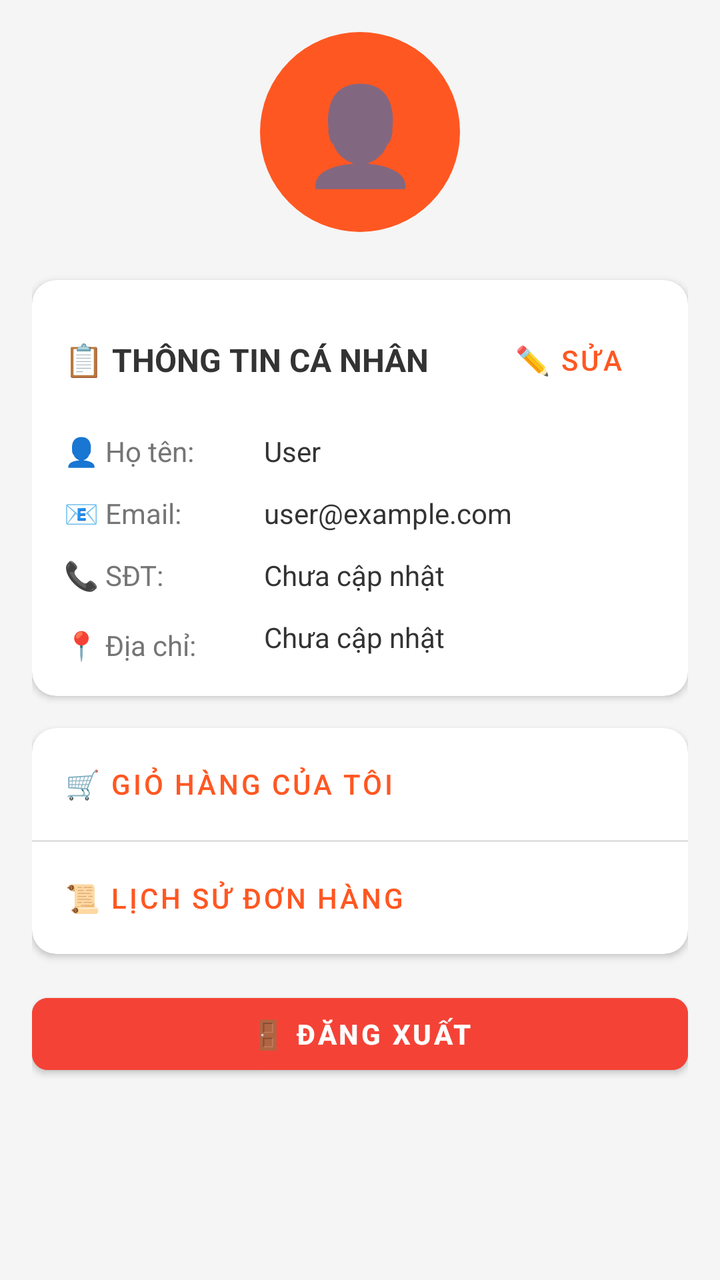
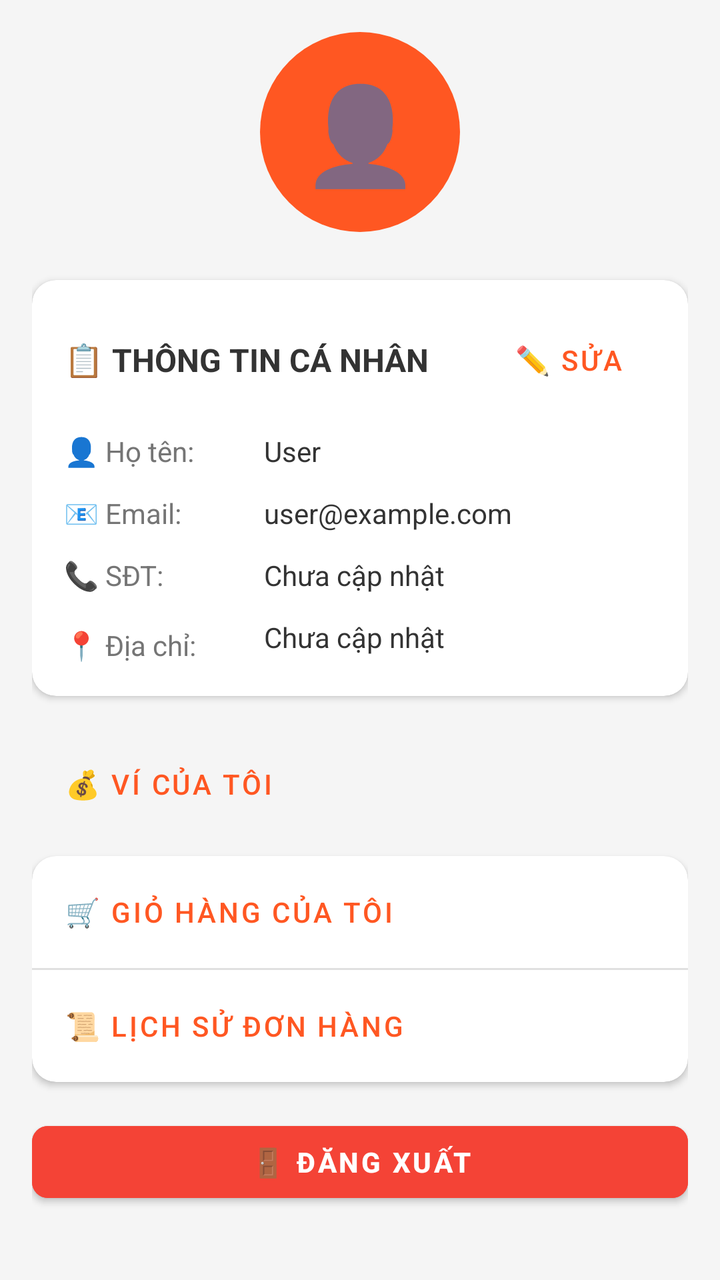

Screens rendered from an Android XML layout before and after an edit, with the pre-edit source and the edit as a unified diff.
<!-- AndroidManifest.xml: application theme Theme.FoodOrder -->
<!-- res/layout/fragment_profile.xml -->
<?xml version="1.0" encoding="utf-8"?>
<ScrollView xmlns:android="http://schemas.android.com/apk/res/android"
    xmlns:app="http://schemas.android.com/apk/res-auto"
    android:layout_width="match_parent"
    android:layout_height="match_parent"
    android:background="#F5F5F5">

    <LinearLayout
        android:layout_width="match_parent"
        android:layout_height="wrap_content"
        android:orientation="vertical"
        android:padding="16dp">

        
        <FrameLayout
            android:layout_width="match_parent"
            android:layout_height="wrap_content"
            android:layout_marginBottom="24dp">

            <View
                android:layout_width="100dp"
                android:layout_height="100dp"
                android:layout_gravity="center"
                android:background="@drawable/bg_avatar"
                android:backgroundTint="#FF5722" />

            <TextView
                android:layout_width="100dp"
                android:layout_height="100dp"
                android:layout_gravity="center"
                android:text="👤"
                android:textSize="48sp"
                android:gravity="center" />
        </FrameLayout>

        
        <androidx.cardview.widget.CardView
            android:layout_width="match_parent"
            android:layout_height="wrap_content"
            android:layout_marginBottom="16dp"
            app:cardCornerRadius="12dp"
            app:cardElevation="2dp">

            <LinearLayout
                android:layout_width="match_parent"
                android:layout_height="wrap_content"
                android:orientation="vertical"
                android:padding="16dp">

                
                <LinearLayout
                    android:layout_width="match_parent"
                    android:layout_height="wrap_content"
                    android:orientation="horizontal"
                    android:gravity="center_vertical"
                    android:layout_marginBottom="12dp">

                    <TextView
                        android:layout_width="0dp"
                        android:layout_height="wrap_content"
                        android:layout_weight="1"
                        android:text="📋 THÔNG TIN CÁ NHÂN"
                        android:textSize="16sp"
                        android:textStyle="bold"
                        android:textColor="#333333" />

                    <Button
                        android:id="@+id/btnEditProfile"
                        style="?attr/borderlessButtonStyle"
                        android:layout_width="wrap_content"
                        android:layout_height="wrap_content"
                        android:text="✏️ Sửa"
                        android:textColor="#FF5722" />
                </LinearLayout>

                
                <LinearLayout
                    android:layout_width="match_parent"
                    android:layout_height="wrap_content"
                    android:orientation="horizontal"
                    android:gravity="center_vertical"
                    android:layout_marginBottom="12dp">

                    <TextView
                        android:layout_width="100dp"
                        android:layout_height="wrap_content"
                        android:text="👤 Họ tên:"
                        android:textSize="14sp"
                        android:textColor="#757575" />

                    <FrameLayout
                        android:layout_width="0dp"
                        android:layout_height="wrap_content"
                        android:layout_weight="1">

                        <TextView
                            android:id="@+id/tvUsername"
                            android:layout_width="match_parent"
                            android:layout_height="wrap_content"
                            android:text="User"
                            android:textSize="14sp"
                            android:textColor="#333333" />

                        <EditText
                            android:id="@+id/etUsername"
                            android:layout_width="match_parent"
                            android:layout_height="wrap_content"
                            android:textSize="14sp"
                            android:padding="4dp"
                            android:background="@android:drawable/edit_text"
                            android:visibility="gone" />
                    </FrameLayout>
                </LinearLayout>

                
                <LinearLayout
                    android:layout_width="match_parent"
                    android:layout_height="wrap_content"
                    android:orientation="horizontal"
                    android:gravity="center_vertical"
                    android:layout_marginBottom="12dp">

                    <TextView
                        android:layout_width="100dp"
                        android:layout_height="wrap_content"
                        android:text="📧 Email:"
                        android:textSize="14sp"
                        android:textColor="#757575" />

                    <FrameLayout
                        android:layout_width="0dp"
                        android:layout_height="wrap_content"
                        android:layout_weight="1">

                        <TextView
                            android:id="@+id/tvEmail"
                            android:layout_width="match_parent"
                            android:layout_height="wrap_content"
                            android:text="user@example.com"
                            android:textSize="14sp"
                            android:textColor="#333333" />

                        <EditText
                            android:id="@+id/etEmail"
                            android:layout_width="match_parent"
                            android:layout_height="wrap_content"
                            android:textSize="14sp"
                            android:inputType="textEmailAddress"
                            android:padding="4dp"
                            android:background="@android:drawable/edit_text"
                            android:visibility="gone" />
                    </FrameLayout>
                </LinearLayout>

                
                <LinearLayout
                    android:layout_width="match_parent"
                    android:layout_height="wrap_content"
                    android:orientation="horizontal"
                    android:gravity="center_vertical"
                    android:layout_marginBottom="12dp">

                    <TextView
                        android:layout_width="100dp"
                        android:layout_height="wrap_content"
                        android:text="📞 SĐT:"
                        android:textSize="14sp"
                        android:textColor="#757575" />

                    <FrameLayout
                        android:layout_width="0dp"
                        android:layout_height="wrap_content"
                        android:layout_weight="1">

                        <TextView
                            android:id="@+id/tvPhone"
                            android:layout_width="match_parent"
                            android:layout_height="wrap_content"
                            android:text="Chưa cập nhật"
                            android:textSize="14sp"
                            android:textColor="#333333" />

                        <EditText
                            android:id="@+id/etPhone"
                            android:layout_width="match_parent"
                            android:layout_height="wrap_content"
                            android:textSize="14sp"
                            android:inputType="phone"
                            android:padding="4dp"
                            android:background="@android:drawable/edit_text"
                            android:visibility="gone" />
                    </FrameLayout>
                </LinearLayout>

                
                <LinearLayout
                    android:layout_width="match_parent"
                    android:layout_height="wrap_content"
                    android:orientation="horizontal"
                    android:gravity="top">

                    <TextView
                        android:layout_width="100dp"
                        android:layout_height="wrap_content"
                        android:text="📍 Địa chỉ:"
                        android:textSize="14sp"
                        android:textColor="#757575"
                        android:layout_marginTop="4dp" />

                    <FrameLayout
                        android:layout_width="0dp"
                        android:layout_height="wrap_content"
                        android:layout_weight="1">

                        <TextView
                            android:id="@+id/tvAddress"
                            android:layout_width="match_parent"
                            android:layout_height="wrap_content"
                            android:text="Chưa cập nhật"
                            android:textSize="14sp"
                            android:textColor="#333333" />

                        <EditText
                            android:id="@+id/etAddress"
                            android:layout_width="match_parent"
                            android:layout_height="wrap_content"
                            android:textSize="14sp"
                            android:minLines="2"
                            android:gravity="top"
                            android:inputType="textMultiLine"
                            android:padding="4dp"
                            android:background="@android:drawable/edit_text"
                            android:visibility="gone" />
                    </FrameLayout>
                </LinearLayout>

                
                <LinearLayout
                    android:id="@+id/layoutSaveCancel"
                    android:layout_width="match_parent"
                    android:layout_height="wrap_content"
                    android:orientation="horizontal"
                    android:layout_marginTop="16dp"
                    android:visibility="gone">

                    <Button
                        android:id="@+id/btnCancelEdit"
                        style="?attr/borderlessButtonStyle"
                        android:layout_width="0dp"
                        android:layout_height="wrap_content"
                        android:layout_weight="1"
                        android:text="Hủy"
                        android:textColor="#757575" />

                    <Button
                        android:id="@+id/btnSaveProfile"
                        android:layout_width="0dp"
                        android:layout_height="wrap_content"
                        android:layout_weight="1"
                        android:text="Lưu"
                        android:textColor="#FFFFFF"
                        android:backgroundTint="#FF5722"
                        app:cornerRadius="8dp" />
                </LinearLayout>

            </LinearLayout>
        </androidx.cardview.widget.CardView>

        
        <androidx.cardview.widget.CardView
            android:layout_width="match_parent"
            android:layout_height="wrap_content"
            android:layout_marginBottom="16dp"
            app:cardCornerRadius="12dp"
            app:cardElevation="2dp">

            <LinearLayout
                android:layout_width="match_parent"
                android:layout_height="wrap_content"
                android:orientation="vertical">

                <Button
                    android:id="@+id/btnCart"
                    style="?attr/borderlessButtonStyle"
                    android:layout_width="match_parent"
                    android:layout_height="56dp"
                    android:text="🛒 Giỏ hàng của tôi"
                    android:textSize="14sp"
                    android:gravity="center_vertical|start"
                    android:paddingStart="16dp"
                    android:background="?attr/selectableItemBackground" />

                <View
                    android:layout_width="match_parent"
                    android:layout_height="1dp"
                    android:background="#E0E0E0" />

                <Button
                    android:id="@+id/btnOrderHistory"
                    style="?attr/borderlessButtonStyle"
                    android:layout_width="match_parent"
                    android:layout_height="56dp"
                    android:text="📜 Lịch sử đơn hàng"
                    android:textSize="14sp"
                    android:gravity="center_vertical|start"
                    android:paddingStart="16dp"
                    android:background="?attr/selectableItemBackground" />

            </LinearLayout>
        </androidx.cardview.widget.CardView>

        
        <Button
            android:id="@+id/btnLogout"
            android:layout_width="match_parent"
            android:layout_height="48dp"
            android:text="🚪 ĐĂNG XUẤT"
            android:textSize="14sp"
            android:textStyle="bold"
            android:backgroundTint="#F44336"
            android:textColor="@android:color/white"
            app:cornerRadius="8dp" />

    </LinearLayout>
</ScrollView>
<!-- resources referenced by this layout -->
<resources>
  <!-- drawable bg_avatar (drawable) -->
  <?xml version="1.0" encoding="utf-8"?>
  <shape xmlns:android="http://schemas.android.com/apk/res/android"
      android:shape="oval">
      <solid android:color="#FF5722" />
  </shape>
  <style name="Theme.FoodOrder" parent="Theme.MaterialComponents.DayNight.NoActionBar">
          
          <item name="colorPrimary">@color/primary_color</item>
          <item name="colorPrimaryVariant">@color/primary_dark</item>
          <item name="colorOnPrimary">@color/white</item>
  
          
          <item name="colorSecondary">@color/accent</item>
          <item name="colorSecondaryVariant">@color/teal_700</item>
          <item name="colorOnSecondary">@color/black</item>
  
          
          <item name="android:windowBackground">@color/background</item>
  
          
          <item name="colorSurface">@color/surface</item>
          <item name="colorOnSurface">@color/text_primary</item>
          <item name="colorError">#FF0000</item>
      </style>
  <color name="primary_color">#FF5722</color>
  <color name="primary_dark">#E64A19</color>
  <color name="white">#FFFFFFFF</color>
  <color name="accent">#FFC107</color>
  <color name="teal_700">#FF018786</color>
  <color name="black">#FF000000</color>
  <color name="background">#FFFFFF</color>
  <color name="surface">#F5F5F5</color>
  <color name="text_primary">#212121</color>
</resources>

<!-- the commit's change to res/layout/fragment_profile.xml (unified diff, before → after) -->
@@ -267,6 +267,19 @@
         </androidx.cardview.widget.CardView>
 
         
+        <Button
+            android:id="@+id/btnWallet"
+            style="?attr/borderlessButtonStyle"
+            android:layout_width="match_parent"
+            android:layout_height="56dp"
+            android:text="💰 Ví của tôi"
+            android:textSize="14sp"
+            android:gravity="center_vertical|start"
+            android:paddingStart="16dp"
+            android:background="?attr/selectableItemBackground"
+            android:layout_marginBottom="8dp" />
+
+        
         <androidx.cardview.widget.CardView
             android:layout_width="match_parent"
             android:layout_height="wrap_content"
